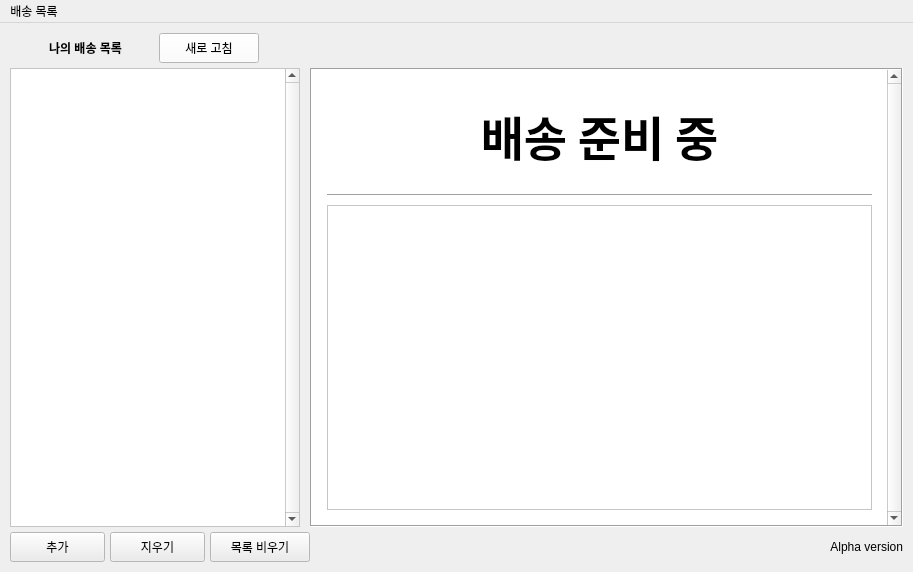
Qt form mainwindow.ui (houmoon/PackageTrace-QtClient) before a commit.
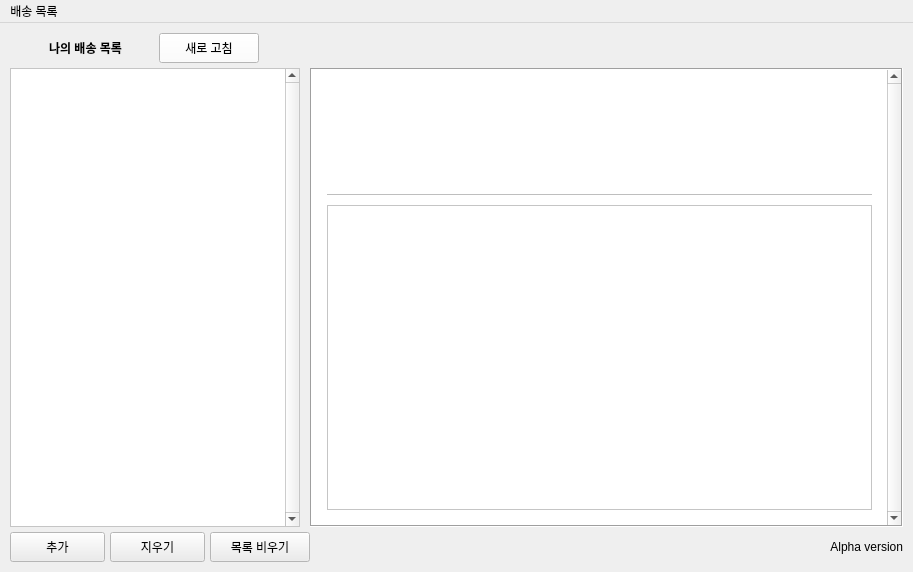
The same form after that commit.

Commit message:
배송 추가 기능 구현.
CJ랑 우체국 아이콘만 UI 추가 가능. json 해결 될때 역직렬화해서 배열 업데이트 하는 식으로 바꾸겠음.

```diff
--- a/mainwindow.ui
+++ b/mainwindow.ui
@@ -836,7 +836,7 @@
       </property>
       <widget class="QWidget" name="TraceExScrollList">
        <property name="enabled">
-        <bool>true</bool>
+        <bool>false</bool>
        </property>
        <property name="geometry">
         <rect>
@@ -897,7 +897,7 @@
            </font>
           </property>
           <property name="text">
-           <string>배송 준비 중</string>
+           <string/>
           </property>
           <property name="alignment">
            <set>Qt::AlignCenter</set>
```
Left out of the diff: 2 changed lines with no effect on the pictures. The commit also changes 9 other files.
